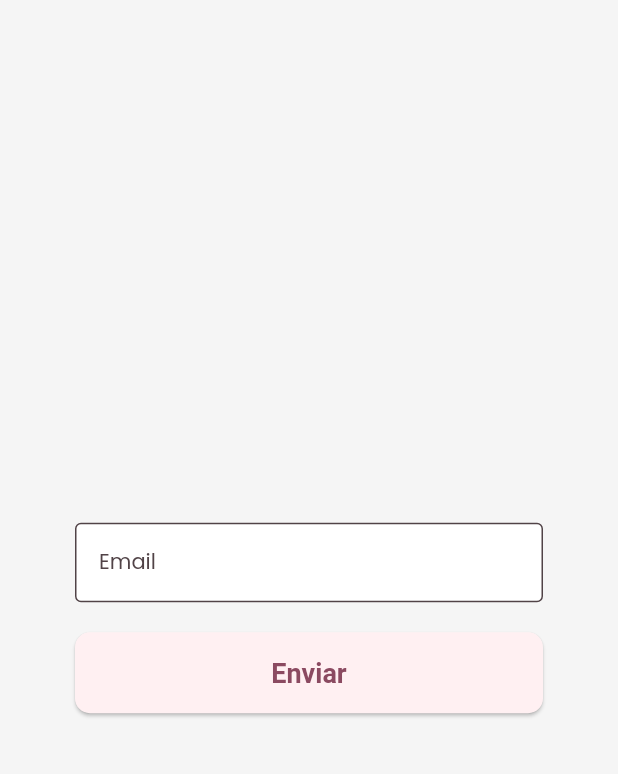
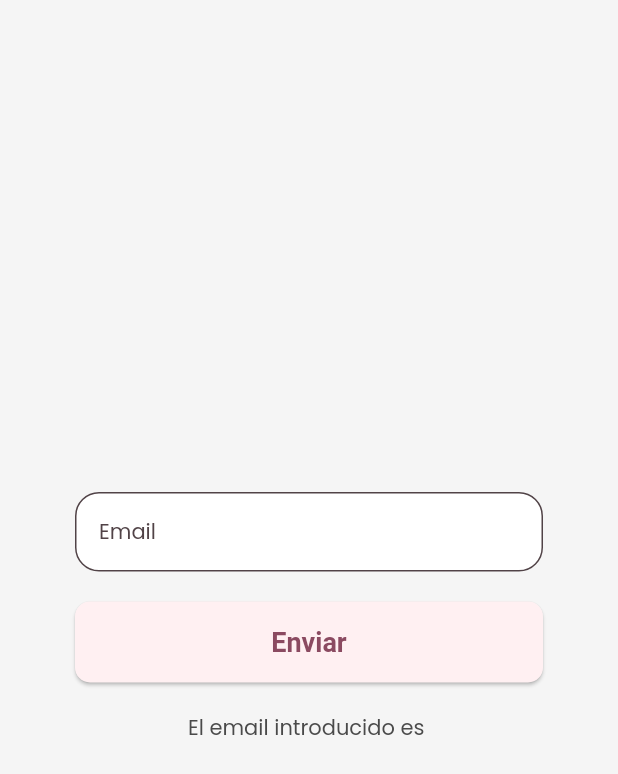
Before and after one commit to Lorena2387/lista_tareas, a Flutter app: the StatePage screen opened directly, on a phone screen of 412 x 824 dp. Shown: the top 774 px of the screen. Run offline on Flutter 3.47's test engine with Material 2 defaults, Android fonts, the phone set to English and light mode, and no system bars; our stand-ins replace shared_preferences; accounts and stored records are empty.

Commit message:
implementation of the ChangeNotifierProvider in the textfield

```diff
--- a/lista_tareas/lib/app/view/register/register.dart
+++ b/lista_tareas/lib/app/view/register/register.dart
@@ -1,11 +1,14 @@
 import 'package:flutter/material.dart';
+import 'package:provider/provider.dart';
 
 class StatePage extends StatelessWidget {
   const StatePage({super.key});
 
   @override
   Widget build(BuildContext context) {
-    return const Scaffold(
+    return ChangeNotifierProvider(
+      create: (_) => EmailProvider(),
+      child: const Scaffold(
         body: Padding(
           padding: EdgeInsets.all(50),
           child: Column(
@@ -16,7 +19,12 @@ class StatePage extends StatelessWidget {
                 height: 20,
               ),
               _SendButton(),
+              SizedBox(
+                height: 20,
+              ),
+              _EmailText(),
             ],
+          ),
         ),
       ),
     );
@@ -29,11 +37,15 @@ class _EmailTextField extends StatelessWidget {
   @override
   Widget build(BuildContext context) {
     return TextField(
-      onChanged: (value) {},
+      onChanged: (value) => context.read<EmailProvider>().email = value,
       decoration: const InputDecoration(
         filled: true,
         fillColor: Colors.white,
-        border: OutlineInputBorder(),
+        border: OutlineInputBorder(
+          borderRadius: BorderRadius.all(
+            Radius.circular(16),
+          ),
+        ),
         hintText: 'Email',
       ),
     );
@@ -51,3 +63,24 @@ class _SendButton extends StatelessWidget {
     );
   }
 }
+
+class _EmailText extends StatelessWidget {
+  const _EmailText({super.key});
+
+  @override
+  Widget build(BuildContext context) {
+    final email = context.watch<EmailProvider>().email;
+    return Text('El email introducido es $email');
+  }
+}
+
+class EmailProvider extends ChangeNotifier {
+  String _email = '';
+
+  String get email => _email;
+
+  set email(String value) {
+    email = value;
+    notifyListeners();
+  }
+}
```
Lines whose indentation alone changed are shown as unchanged.
